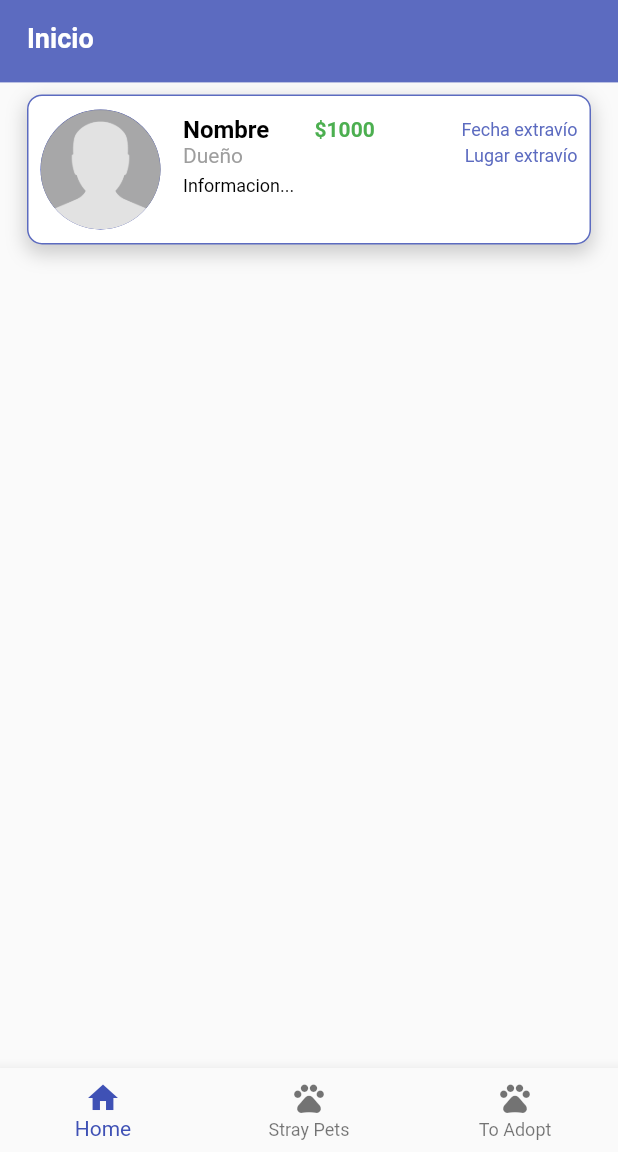
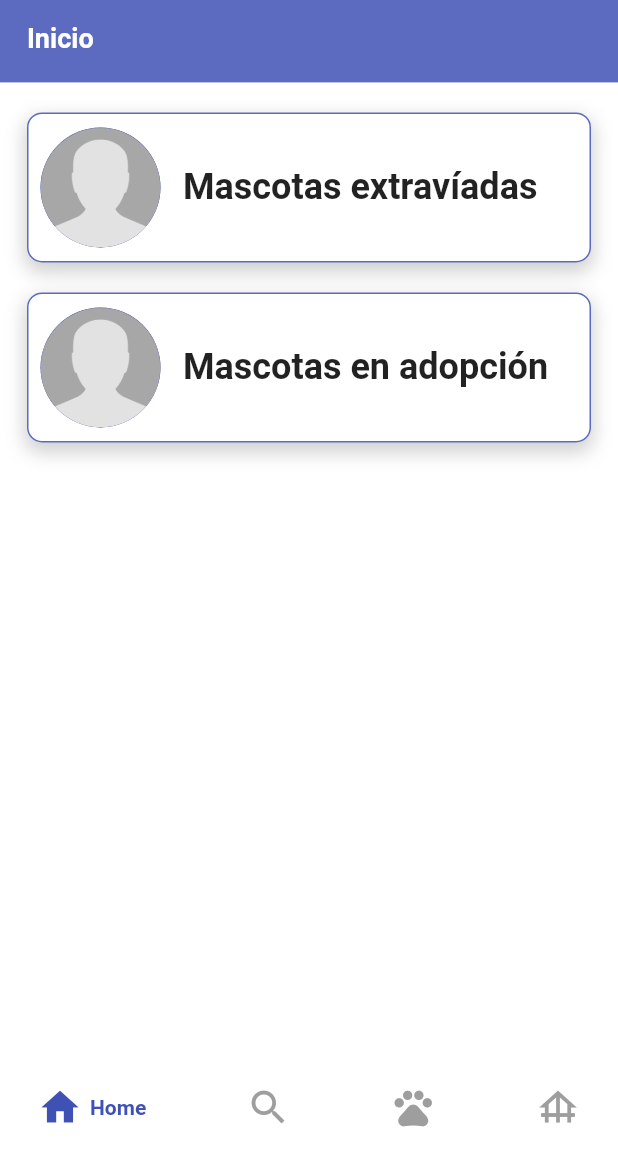
Before and after one commit to azulbriones/PetKeeper_frontend, a Flutter app: the MainLayout screen opened directly with empty values, on a phone screen of 412 x 824 dp, the part 84-1236 px from its top. Run offline on Flutter 3.47's test engine with Material 2 defaults, Android fonts, the light colour scheme and no system bars; drawn by our look-alikes of google_nav_bar; our stand-ins replace cloud_firestore, equatable, firebase_auth, firebase_core, firebase_storage, flutter_bloc and 3 more; missing offline and left inert: network_image; accounts and stored records are empty.

Commit message:
navigation bar changed, add button implemented, visual changes

```diff
--- a/lib/features/adopt-pet/presentation/pages/toadopt_pets.dart
+++ b/lib/features/adopt-pet/presentation/pages/toadopt_pets.dart
@@ -139,7 +139,9 @@ class _ToAdoptPetsState extends State<ToAdoptPets> {
             ),
           ),
           Expanded(
-            child: ListView.builder(
+            child: Stack(
+              children: [
+                ListView.builder(
                   itemCount: mascotas.length,
                   itemBuilder: (BuildContext context, int index) {
                     Post mascota = mascotas[index];
@@ -177,7 +179,8 @@ class _ToAdoptPetsState extends State<ToAdoptPets> {
                                   padding:
                                       const EdgeInsets.symmetric(vertical: 5.0),
                                   child: Column(
-                                crossAxisAlignment: CrossAxisAlignment.start,
+                                    crossAxisAlignment:
+                                        CrossAxisAlignment.start,
                                     children: [
                                       Row(
                                         children: [
@@ -261,6 +264,23 @@ class _ToAdoptPetsState extends State<ToAdoptPets> {
                     );
                   },
                 ),
+                Align(
+                  alignment: Alignment.bottomRight,
+                  child: Padding(
+                    padding: const EdgeInsets.only(bottom: 15.0),
+                    child: Padding(
+                      padding: const EdgeInsets.only(right: 25.0),
+                      child: FloatingActionButton(
+                        onPressed: () {
+                          // Acción al presionar el botón flotante
+                        },
+                        child: const Icon(Icons.add),
+                      ),
+                    ),
+                  ),
+                ),
+              ],
+            ),
           ),
         ],
       ),
--- a/lib/features/stray-pet/presentation/pages/stray_pets.dart
+++ b/lib/features/stray-pet/presentation/pages/stray_pets.dart
@@ -143,7 +143,9 @@ class _StrayPetsState extends State<StrayPets> {
             ),
           ),
           Expanded(
-            child: ListView.builder(
+            child: Stack(
+              children: [
+                ListView.builder(
                   itemCount: mascotas.length,
                   itemBuilder: (BuildContext context, int index) {
                     Post mascota = mascotas[index];
@@ -181,7 +183,8 @@ class _StrayPetsState extends State<StrayPets> {
                                   padding:
                                       const EdgeInsets.symmetric(vertical: 5.0),
                                   child: Column(
-                                crossAxisAlignment: CrossAxisAlignment.start,
+                                    crossAxisAlignment:
+                                        CrossAxisAlignment.start,
                                     children: [
                                       Row(
                                         children: [
@@ -278,6 +281,23 @@ class _StrayPetsState extends State<StrayPets> {
                     );
                   },
                 ),
+                Align(
+                  alignment: Alignment.bottomRight,
+                  child: Padding(
+                    padding: const EdgeInsets.only(bottom: 15.0),
+                    child: Padding(
+                      padding: const EdgeInsets.only(right: 25.0),
+                      child: FloatingActionButton(
+                        onPressed: () {
+                          // Acción al presionar el botón flotante
+                        },
+                        child: const Icon(Icons.add),
+                      ),
+                    ),
+                  ),
+                ),
+              ],
+            ),
           ),
         ],
       ),
--- a/lib/global/pages/home_page.dart
+++ b/lib/global/pages/home_page.dart
@@ -83,6 +83,7 @@ class _HomePageState extends State<HomePage> {
           )
         ],
       ),
+      backgroundColor: Colors.white,
       body: Center(
         child: Column(
           children: [
@@ -104,7 +105,12 @@ class _HomePageState extends State<HomePage> {
                 ),
               ),
             ),
+            SingleChildScrollView(
+              child: Column(
+                children: <Widget>[
                   Padding(
+                    padding: const EdgeInsets.only(top: 20.0),
+                    child: Padding(
                       padding: const EdgeInsets.symmetric(horizontal: 10.0),
                       child: Container(
                         height: 100,
@@ -121,107 +127,35 @@ class _HomePageState extends State<HomePage> {
                             ),
                           ],
                         ),
-                margin: EdgeInsets.all(8),
-                child: Padding(
-                  padding: const EdgeInsets.all(8.0),
+                        margin: const EdgeInsets.symmetric(horizontal: 8.0),
+                        child: const Padding(
+                          padding: EdgeInsets.all(8.0),
                           child: Row(
                             children: [
                               CircleAvatar(
                                 radius: 40,
-                        backgroundImage:
-                            AssetImage('assets/images/profile_default.png'),
+                                backgroundImage: AssetImage(
+                                    'assets/images/profile_default.png'),
                               ),
                               SizedBox(
                                 width: 15,
                               ),
                               Expanded(
                                 child: Padding(
-                          padding: const EdgeInsets.symmetric(vertical: 5.0),
+                                  padding: EdgeInsets.symmetric(vertical: 5.0),
                                   child: Column(
-                            crossAxisAlignment: CrossAxisAlignment.start,
-                            children: [
-                              Row(
                                     children: [
                                       Expanded(
                                         child: Align(
                                           alignment: Alignment.centerLeft,
                                           child: Text(
-                                        'Nombre',
-                                        style: const TextStyle(
-                                          color: Colors.black,
+                                            'Mascotas extravíadas',
+                                            style: TextStyle(
+                                              color: Colors.black87,
                                               fontWeight: FontWeight.bold,
-                                          fontSize: 16,
+                                              fontSize: 24,
                                             ),
                                           ),
-                                    ),
-                                  ),
-                                  Expanded(
-                                    child: Align(
-                                      alignment: Alignment.centerLeft,
-                                      child: Text(
-                                        '\$${1000}',
-                                        style: const TextStyle(
-                                          color: Colors.green,
-                                          fontWeight: FontWeight.bold,
-                                          fontSize: 14,
-                                        ),
-                                      ),
-                                    ),
-                                  ),
-                                  Expanded(
-                                    child: Align(
-                                      alignment: Alignment.centerRight,
-                                      child: Text(
-                                        'Fecha extravío',
-                                        style: TextStyle(
-                                          color: Colors.indigo.shade400,
-                                          fontSize: 12,
-                                        ),
-                                      ),
-                                    ),
-                                  ),
-                                ],
-                              ),
-                              Row(
-                                children: [
-                                  Expanded(
-                                    child: Align(
-                                      alignment: Alignment.centerLeft,
-                                      child: Text(
-                                        'Dueño',
-                                        style: const TextStyle(
-                                          color: Colors.grey,
-                                          fontSize: 14,
-                                        ),
-                                      ),
-                                    ),
-                                  ),
-                                  Expanded(
-                                    child: Align(
-                                      alignment: Alignment.centerRight,
-                                      child: Text(
-                                        'Lugar extravío',
-                                        style: TextStyle(
-                                          color: Colors.indigo.shade400,
-                                          fontSize: 12,
-                                        ),
-                                      ),
-                                    ),
-                                  ),
-                                ],
-                              ),
-                              SizedBox(
-                                height: 5,
-                              ),
-                              Flexible(
-                                child: Text(
-                                  'Informacion...',
-                                  style: const TextStyle(
-                                    color: Colors.black,
-                                    fontSize: 12,
-                                  ),
-                                  overflow: TextOverflow.ellipsis,
-                                  maxLines: 2,
                                         ),
                                       ),
                                     ],
@@ -233,6 +167,70 @@ class _HomePageState extends State<HomePage> {
                         ),
                       ),
                     ),
+                  ),
+                  Padding(
+                    padding: const EdgeInsets.only(top: 20.0),
+                    child: Padding(
+                      padding: const EdgeInsets.symmetric(horizontal: 10.0),
+                      child: Container(
+                        height: 100,
+                        decoration: BoxDecoration(
+                          color: Colors.white,
+                          border: Border.all(color: Colors.indigo.shade400),
+                          borderRadius: BorderRadius.circular(10),
+                          boxShadow: [
+                            BoxShadow(
+                              color: Colors.grey.withOpacity(0.5),
+                              spreadRadius: 1,
+                              blurRadius: 10,
+                              offset: Offset(0, 5),
+                            ),
+                          ],
+                        ),
+                        margin: const EdgeInsets.symmetric(horizontal: 8.0),
+                        child: const Padding(
+                          padding: EdgeInsets.all(8.0),
+                          child: Row(
+                            children: [
+                              CircleAvatar(
+                                radius: 40,
+                                backgroundImage: AssetImage(
+                                    'assets/images/profile_default.png'),
+                              ),
+                              SizedBox(
+                                width: 15,
+                              ),
+                              Expanded(
+                                child: Padding(
+                                  padding: EdgeInsets.symmetric(vertical: 5.0),
+                                  child: Column(
+                                    children: [
+                                      Expanded(
+                                        child: Align(
+                                          alignment: Alignment.centerLeft,
+                                          child: Text(
+                                            'Mascotas en adopción',
+                                            style: TextStyle(
+                                              color: Colors.black87,
+                                              fontWeight: FontWeight.bold,
+                                              fontSize: 24,
+                                            ),
+                                          ),
+                                        ),
+                                      ),
+                                    ],
+                                  ),
+                                ),
+                              ),
+                            ],
+                          ),
+                        ),
+                      ),
+                    ),
+                  ),
+                ],
+              ),
+            ),
           ],
         ),
       ),
--- a/lib/global/pages/main_layout.dart
+++ b/lib/global/pages/main_layout.dart
@@ -6,6 +6,7 @@ import 'package:pet_keeper_front/features/pet-lover/presentation/cubit/single_us
 import 'package:pet_keeper_front/features/pet-lover/presentation/cubit/user/user_cubit.dart';
 import 'package:pet_keeper_front/features/stray-pet/presentation/pages/stray_pets.dart';
 import 'package:pet_keeper_front/global/pages/home_page.dart';
+import 'package:google_nav_bar/google_nav_bar.dart';
 
 class MainLayout extends StatefulWidget {
   final String uid;
@@ -16,7 +17,6 @@ class MainLayout extends StatefulWidget {
 }
 
 class _MainLayoutState extends State<MainLayout> {
-  final GlobalKey<NavigatorState> _navigatorKey = GlobalKey<NavigatorState>();
   final PageController _pageController = PageController();
   int _currentIndex = 0;
 
@@ -40,11 +40,7 @@ class _MainLayoutState extends State<MainLayout> {
     setState(() {
       _currentIndex = index;
     });
-    _pageController.animateToPage(
-      index,
-      duration: const Duration(milliseconds: 300),
-      curve: Curves.easeInOut,
-    );
+    _pageController.jumpToPage(index);
   }
 
   @override
@@ -61,26 +57,38 @@ class _MainLayoutState extends State<MainLayout> {
           );
         },
       ),
-      bottomNavigationBar: BottomNavigationBar(
-        currentIndex: _currentIndex,
-        onTap: _onTabTapped,
-        items: const [
-          BottomNavigationBarItem(
-            icon: Icon(Icons.home),
-            label: 'Home',
-          ),
-          BottomNavigationBarItem(
-            icon: Icon(Icons.pets),
-            label: 'Stray Pets',
-          ),
-          BottomNavigationBarItem(
-            icon: Icon(Icons.pets),
-            label: 'To Adopt',
-          ),
-        ],
+      bottomNavigationBar: GNav(
+        tabs: tabItems,
+        selectedIndex: _currentIndex,
+        onTabChange: _onTabTapped,
+        gap: 5,
+        activeColor: Colors.indigo,
+        padding: EdgeInsets.symmetric(horizontal: 25, vertical: 15),
+        color: Colors.grey,
+        iconSize: 30,
+        backgroundColor: Colors.white,
       ),
     );
   }
+
+  final List<GButton> tabItems = const [
+    GButton(
+      icon: Icons.home,
+      text: 'Home',
+    ),
+    GButton(
+      icon: Icons.search,
+      text: 'Stray Pets',
+    ),
+    GButton(
+      icon: Icons.pets,
+      text: 'To Adopt',
+    ),
+    GButton(
+      icon: Icons.foundation,
+      text: 'Foundations',
+    ),
+  ];
 
   Widget _bodyLayout(PetLoverEntity currentUser) {
     return Scaffold(
@@ -95,6 +103,7 @@ class _MainLayoutState extends State<MainLayout> {
           HomePage(),
           StrayPets(),
           ToAdoptPets(),
+          HomePage(),
         ],
       ),
     );
--- a/pubspec.yaml
+++ b/pubspec.yaml
@@ -47,6 +47,7 @@ dependencies:
   fluttertoast: ^8.2.2
   image_picker: ^0.8.7+5
   network_image: ^0.1.1
+  google_nav_bar: ^5.0.6
 
 dev_dependencies:
   flutter_test:
```
Also changed, not shown: pubspec.lock. Lines whose indentation alone changed are shown as unchanged.
